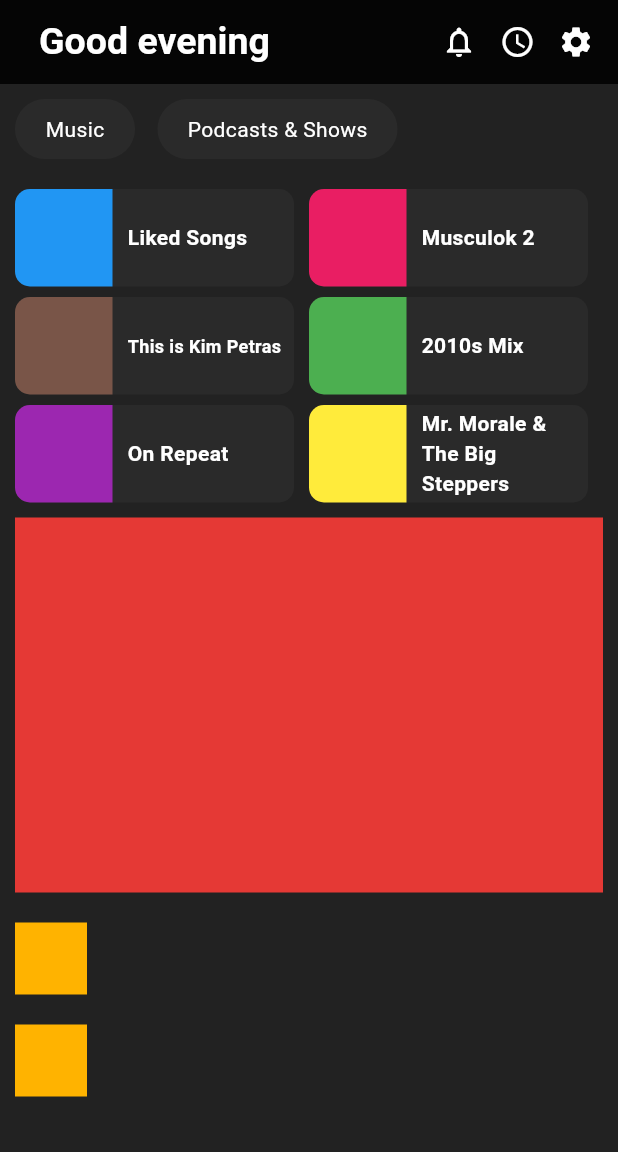
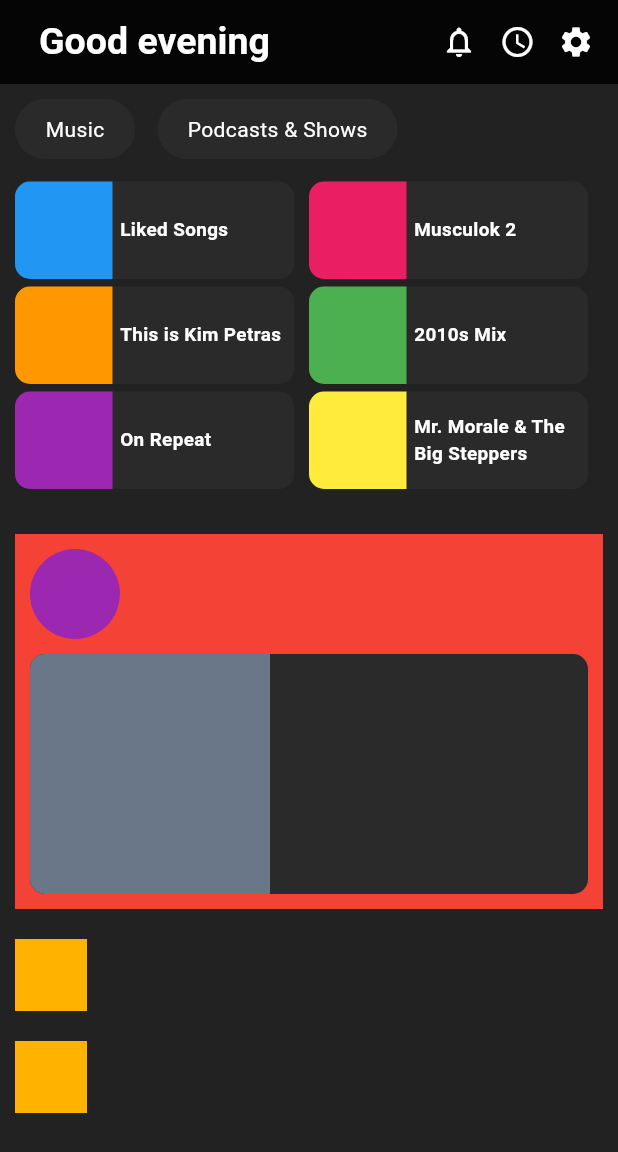
Before and after one commit to erickpadron/spotify-app-dart, a Flutter app: the screen it shows after launch, on a phone screen of 412 x 824 dp. Shown: the top 1152 px of the screen. Run offline on Flutter 3.47's test engine with Material 2 defaults, Android fonts, the phone set to English and light mode, and no system bars.

Commit message:
New Releasse
Casi termino el new release

```diff
--- a/lib/main.dart
+++ b/lib/main.dart
@@ -106,206 +106,90 @@ class _MyHomePageState extends State<MyHomePage> {
                 children: [
                   RecentButton(
                     key: UniqueKey(),
-                    title: 'Loke',
-                    c: Colors.red,
+                    title: 'Liked Songs',
+                    c: Colors.blue,
                   ),
-                  Container(
-                    margin: const EdgeInsets.only(left: 10.0, top: 10.0),
-                    width: MediaQuery.of(context).size.width/2-20,
-                    height: 65.0,
-                    decoration: BoxDecoration(
-                      color: const Color.fromRGBO(42, 42, 42, 1),
-                      borderRadius: BorderRadius.circular(radiusRecent),
-                    ),
-                    child: Center(
-                        child: Row(
-                          children: [
-                            Container(
-                              margin: const EdgeInsets.only(right: 10.0),
-                              width: 65.0,
-                              height: 65.0,
-                              decoration: BoxDecoration(
-                                color: Colors.pink,
-                                borderRadius: BorderRadius.only(
-                                  topLeft: Radius.circular(radiusRecent),
-                                  bottomLeft: Radius.circular(radiusRecent),
-                                ),
-                              ),
-                            ),
-                            const Expanded(
-                              child: Text(
-                                'Musculok 2',
-                                style: TextStyle(
-                                  color: Colors.white,
-                                  fontWeight: FontWeight.bold,
-                                ),
-                              ),
-                            )
-                          ],
-                        )
-                    ),
+                  RecentButton(
+                    key: UniqueKey(),
+                    title: 'Musculok 2',
+                    c: Colors.pink,
                   ),
                 ],
               ),
               Row(
                 children: [
-                  Container(
-                    margin: const EdgeInsets.only(left: 10.0, top: 7.0),                    width: MediaQuery.of(context).size.width/2-20,
-                    height: 65.0,
-                    decoration: BoxDecoration(
-                      color: const Color.fromRGBO(42, 42, 42, 1),
-                      borderRadius: BorderRadius.circular(radiusRecent),
-                    ),
-                    child: Center(
-                        child: Row(
-                          children: [
-                            Container(
-                              margin: const EdgeInsets.only(right: 10.0),
-                              width: 65.0,
-                              height: 65.0,
-                              decoration: BoxDecoration(
-                                color: Colors.brown,
-                                borderRadius: BorderRadius.only(
-                                  topLeft: Radius.circular(radiusRecent),
-                                  bottomLeft: Radius.circular(radiusRecent),
-                                ),
-                              ),
-                            ),
-                            const Expanded(
-                              child: Text(
-                                'This is Kim Petras',
-                                style: TextStyle(
-                                  color: Colors.white,
-                                  fontSize: 12.0,
-                                  fontWeight: FontWeight.bold,
-                                ),
-                              ),
-                            )
-                          ],
-                        )
-                    ),
+                  RecentButton(
+                    key: UniqueKey(),
+                    title: 'This is Kim Petras',
+                    c: Colors.orange,
                   ),
-                  Container(
-                    margin: const EdgeInsets.only(left: 10.0, top: 7.0),
-                    width: MediaQuery.of(context).size.width/2-20,
-                    height: 65.0,
-                    decoration: BoxDecoration(
-                      color: const Color.fromRGBO(42, 42, 42, 1),
-                      borderRadius: BorderRadius.circular(radiusRecent),
-                    ),
-                    child: Center(
-                        child: Row(
-                          children: [
-                            Container(
-                              margin: const EdgeInsets.only(right: 10.0),
-                              width: 65.0,
-                              height: 65.0,
-                              decoration: BoxDecoration(
-                                color: Colors.green,
-                                borderRadius: BorderRadius.only(
-                                  topLeft: Radius.circular(radiusRecent),
-                                  bottomLeft: Radius.circular(radiusRecent),
-                                ),
-                              ),
-                            ),
-                            const Expanded(
-                              child: Text(
-                                '2010s Mix',
-                                style: TextStyle(
-                                  color: Colors.white,
-                                  fontWeight: FontWeight.bold,
-                                ),
-                              ),
-                            )
-                          ],
-                        )
-                    ),
+                  RecentButton(
+                    key: UniqueKey(),
+                    title: '2010s Mix',
+                    c: Colors.green,
                   ),
                 ],
               ),
               Row(
                 children: [
-                  Container(
-                    margin: const EdgeInsets.only(left: 10.0, top: 7.0),
-                    width: MediaQuery.of(context).size.width/2-20,
-                    height: 65.0,
-                    decoration: BoxDecoration(
-                      color: const Color.fromRGBO(42, 42, 42, 1),
-                      borderRadius: BorderRadius.circular(radiusRecent),
-                    ),
-                    child: Center(
-                        child: Row(
-                          children: [
-                            Container(
-                              margin: const EdgeInsets.only(right: 10.0),
-                              width: 65.0,
-                              height: 65.0,
-                              decoration: BoxDecoration(
-                                color: Colors.purple,
-                                borderRadius: BorderRadius.only(
-                                  topLeft: Radius.circular(radiusRecent),
-                                  bottomLeft: Radius.circular(radiusRecent),
-                                ),
-                              ),
-                            ),
-                            const Expanded(
-                              child: Text(
-                                'On Repeat',
-                                style: TextStyle(
-                                  color: Colors.white,
-                                  fontWeight: FontWeight.bold,
-                                ),
-                              ),
-                            )
-                          ],
-                        )
-                    ),
+                  RecentButton(
+                    key: UniqueKey(),
+                    title: 'On Repeat',
+                    c: Colors.purple,
                   ),
-                  Container(
-                    margin: const EdgeInsets.only(left: 10.0, top: 7.0),
-                    width: MediaQuery.of(context).size.width/2-20,
-                    height: 65.0,
-                    decoration: BoxDecoration(
-                      color: const Color.fromRGBO(42, 42, 42, 1),
-                      borderRadius: BorderRadius.circular(radiusRecent),
-                    ),
-                    child: Center(
-                        child: Row(
-                          children: [
-                            Container(
-                              margin: const EdgeInsets.only(right: 10.0),
-                              width: 65.0,
-                              height: 65.0,
-                              decoration: BoxDecoration(
-                                color: Colors.yellow,
-                                borderRadius: BorderRadius.only(
-                                  topLeft: Radius.circular(radiusRecent),
-                                  bottomLeft: Radius.circular(radiusRecent),
-                                ),
-                              ),
-                            ),
-                            const Expanded(
-                              child: Text(
-                                'Mr. Morale & The Big Steppers',
-                                style: TextStyle(
-                                  color: Colors.white,
-                                  fontWeight: FontWeight.bold,
-                                ),
-                              ),
-                            )
-                          ],
-                        )
-                    ),
+                  RecentButton(
+                    key: UniqueKey(),
+                    title: 'Mr. Morale & The Big Steppers',
+                    c: Colors.yellow,
                   ),
                 ],
               ),
             ],
           ),
           Container(
-            margin: const EdgeInsets.all(10.0),
-            color: Colors.red[600],
+            margin: const EdgeInsets.only(top: 30.0, bottom: 10.0, left: 10.0, right: 10.0),
+            color: Colors.red,
             width: MediaQuery.of(context).size.width,
             height: 250.0,
+            child: Column(
+              crossAxisAlignment: CrossAxisAlignment.start,
+              children: [
+                Container(
+                  margin: const EdgeInsets.all(10.0),
+                  width: 60.0,
+                  height: 60.0,
+                  decoration: BoxDecoration(
+                    color: Colors.purple,
+                    borderRadius: BorderRadius.circular(30),
+                  ),
+                ),
+                Container(
+                  margin: const EdgeInsets.only(left: 10.0, right: 10.0, bottom: 10.0),
+                  width: 400.0,
+                  height: 160,
+                  decoration: BoxDecoration(
+                    color: const Color.fromRGBO(42, 42, 42, 1),
+                    borderRadius: BorderRadius.circular(10.0),
+                  ),
+                  child: Row(
+                    children: [
+                      Container(
+                        width: 160,
+                        height: 160,
+                        decoration: const BoxDecoration(
+                          color: Color.fromRGBO(106, 119, 137, 1),
+                          borderRadius: BorderRadius.only(
+                            topLeft: Radius.circular(10.0),
+                            bottomLeft: Radius.circular(10.0),
+                          )
+                        ),
+                      ),
+
+                    ],
+                  ),
+                ),
+              ],
+            ),
           ),
           Container(
             margin: const EdgeInsets.all(10.0),
--- a/lib/widgets/recentButton.dart
+++ b/lib/widgets/recentButton.dart
@@ -1,14 +1,14 @@
 import 'package:flutter/material.dart';
 
 class RecentButton extends StatelessWidget{
-  final String title;
-  final Color c;
-  const RecentButton({Key? key, required this.title, required this.c}) : super(key: key);
+  String title;
+  Color c;
+  RecentButton({Key? key, required this.title, required this.c}) : super(key: key);
 
   @override
   Widget build(BuildContext context){
     return Container(
-      margin: const EdgeInsets.only(left: 10.0, top: 10.0),
+      margin: const EdgeInsets.only(left: 10.0, top: 5.0),
       width: MediaQuery.of(context).size.width/2-20,
       height: 65.0,
       decoration: BoxDecoration(
@@ -19,21 +19,22 @@ class RecentButton extends StatelessWidget{
           child: Row(
             children: [
               Container(
-                margin: const EdgeInsets.only(right: 10.0),
+                margin: const EdgeInsets.only(right: 5.0),
                 width: 65.0,
                 height: 65.0,
-                decoration: const BoxDecoration(
-                  color: Colors.blue,
-                  borderRadius: BorderRadius.only(
+                decoration: BoxDecoration(
+                  color: c,
+                  borderRadius: const  BorderRadius.only(
                     topLeft: Radius.circular(10.0),
                     bottomLeft: Radius.circular(10.0),
                   ),
                 ),
               ),
-              const Expanded(
+              Expanded(
                 child: Text(
-                  'Liked Songs',
-                  style: TextStyle(
+                  title,
+                  style: const TextStyle(
+                    fontSize: 12.6,
                     color: Colors.white,
                     fontWeight: FontWeight.bold,
                   ),
```
